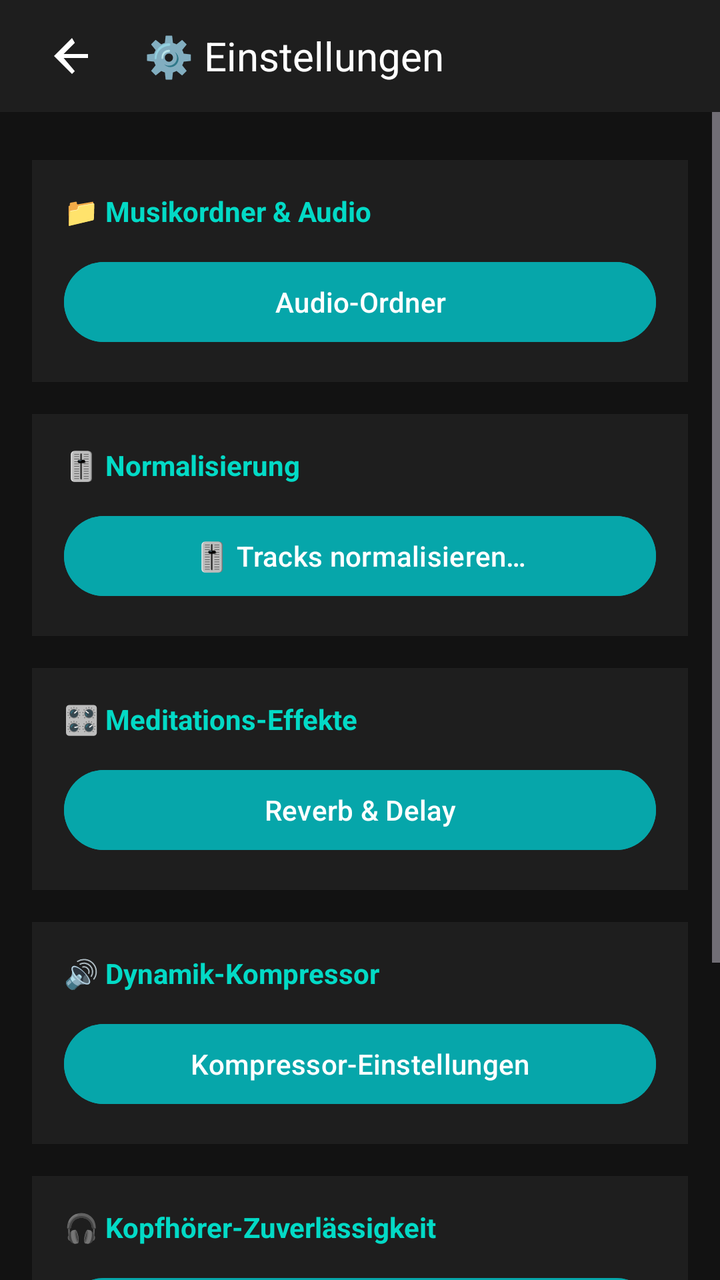
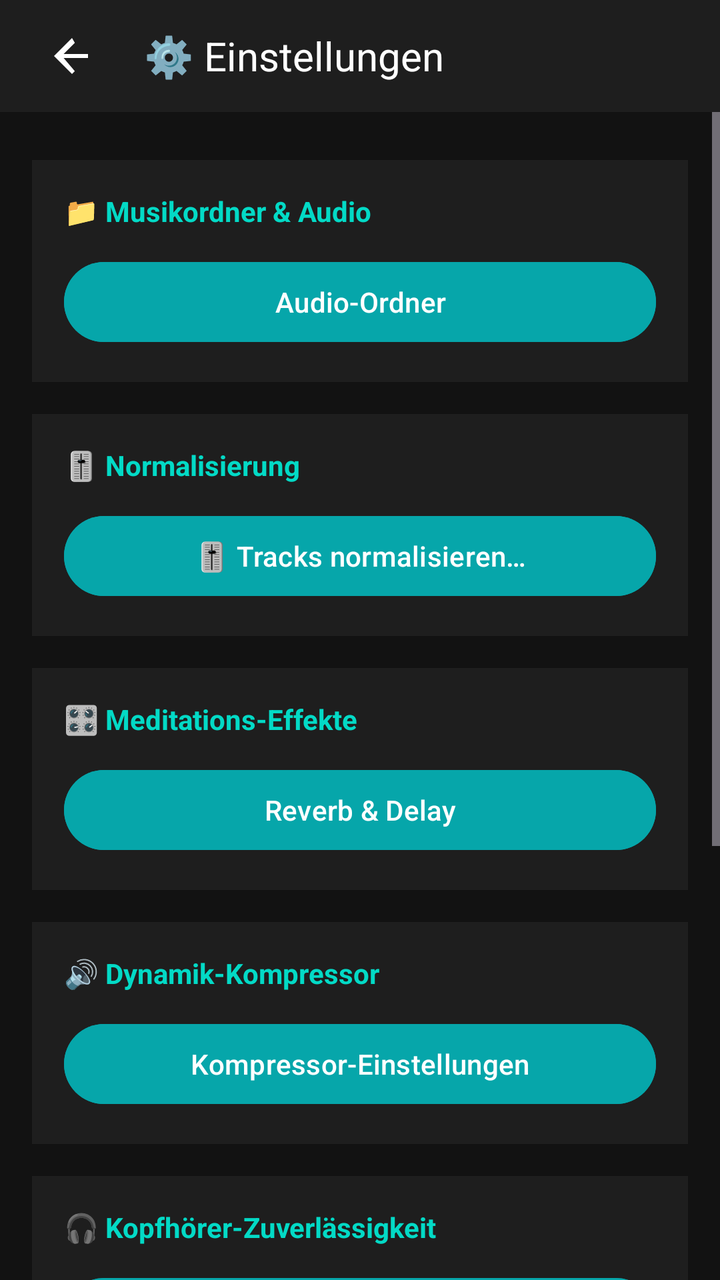

Two renders of the same Android screen: before a commit and after it. Below are the layout's source before the change and the commit's diff.
<!-- AndroidManifest.xml: application theme Theme.SleepPlayer -->
<!-- res/layout/activity_settings.xml -->
<?xml version="1.0" encoding="utf-8"?>
<LinearLayout xmlns:android="http://schemas.android.com/apk/res/android"
    android:layout_width="match_parent"
    android:layout_height="match_parent"
    android:orientation="vertical"
    android:background="@color/dark_background">

    
    <LinearLayout
        android:layout_width="match_parent"
        android:layout_height="56dp"
        android:orientation="horizontal"
        android:gravity="center_vertical"
        android:paddingStart="16dp"
        android:paddingEnd="16dp"
        android:background="@color/dark_surface">

        <ImageButton
            android:id="@+id/btnBack"
            android:layout_width="40dp"
            android:layout_height="40dp"
            android:src="@drawable/ic_back"
            android:scaleType="centerInside"
            android:contentDescription="@string/back"
            android:background="?attr/selectableItemBackgroundBorderless" />

        <TextView
            android:layout_width="0dp"
            android:layout_height="wrap_content"
            android:layout_weight="1"
            android:text="@string/settings_title"
            android:textSize="20sp"
            android:textColor="@color/white"
            android:paddingStart="16dp" />

    </LinearLayout>

    
    <ScrollView
        android:layout_width="match_parent"
        android:layout_height="0dp"
        android:layout_weight="1"
        android:fillViewport="true">

        <LinearLayout
            android:layout_width="match_parent"
            android:layout_height="wrap_content"
            android:orientation="vertical"
            android:padding="16dp">

            
            <LinearLayout
                android:layout_width="match_parent"
                android:layout_height="wrap_content"
                android:orientation="vertical"
                android:background="@color/dark_surface"
                android:padding="16dp"
                android:layout_marginBottom="16dp"
                android:layout_marginTop="8dp">

                <TextView
                    android:layout_width="match_parent"
                    android:layout_height="wrap_content"
                    android:text="📁 Musikordner &amp; Audio"
                    android:textColor="@color/teal_200"
                    android:textSize="14sp"
                    android:textStyle="bold"
                    android:paddingBottom="12dp" />

                <Button
                    android:id="@+id/btnFolderSelect"
                    android:layout_width="match_parent"
                    android:layout_height="48dp"
                    android:text="@string/settings_folder_title"
                    android:textColor="@color/white"
                    android:backgroundTint="@color/dark_accent" />

            </LinearLayout>

            
            <LinearLayout
                android:layout_width="match_parent"
                android:layout_height="wrap_content"
                android:orientation="vertical"
                android:background="@color/dark_surface"
                android:padding="16dp"
                android:layout_marginBottom="16dp">

                <TextView
                    android:layout_width="match_parent"
                    android:layout_height="wrap_content"
                    android:text="🎚️ Normalisierung"
                    android:textColor="@color/teal_200"
                    android:textSize="14sp"
                    android:textStyle="bold"
                    android:paddingBottom="12dp" />

                <Button
                    android:id="@+id/btnNormalization"
                    android:layout_width="match_parent"
                    android:layout_height="48dp"
                    android:text="@string/norm_menu_normalize"
                    android:textColor="@color/white"
                    android:backgroundTint="@color/dark_accent" />

            </LinearLayout>

            
            <LinearLayout
                android:layout_width="match_parent"
                android:layout_height="wrap_content"
                android:orientation="vertical"
                android:background="@color/dark_surface"
                android:padding="16dp"
                android:layout_marginBottom="16dp">

                <TextView
                    android:layout_width="match_parent"
                    android:layout_height="wrap_content"
                    android:text="🎛️ Meditations-Effekte"
                    android:textColor="@color/teal_200"
                    android:textSize="14sp"
                    android:textStyle="bold"
                    android:paddingBottom="12dp" />

                <Button
                    android:id="@+id/btnMeditationEffects"
                    android:layout_width="match_parent"
                    android:layout_height="48dp"
                    android:text="Reverb &amp; Delay"
                    android:textColor="@color/white"
                    android:backgroundTint="@color/dark_accent" />

            </LinearLayout>

            
            <LinearLayout
                android:layout_width="match_parent"
                android:layout_height="wrap_content"
                android:orientation="vertical"
                android:background="@color/dark_surface"
                android:padding="16dp"
                android:layout_marginBottom="16dp">

                <TextView
                    android:layout_width="match_parent"
                    android:layout_height="wrap_content"
                    android:text="🔊 Dynamik-Kompressor"
                    android:textColor="@color/teal_200"
                    android:textSize="14sp"
                    android:textStyle="bold"
                    android:paddingBottom="12dp" />

                <Button
                    android:id="@+id/btnCompressor"
                    android:layout_width="match_parent"
                    android:layout_height="48dp"
                    android:text="Kompressor-Einstellungen"
                    android:textColor="@color/white"
                    android:backgroundTint="@color/dark_accent" />

            </LinearLayout>

            
            <LinearLayout
                android:layout_width="match_parent"
                android:layout_height="wrap_content"
                android:orientation="vertical"
                android:background="@color/dark_surface"
                android:padding="16dp"
                android:layout_marginBottom="16dp">

                <TextView
                    android:layout_width="match_parent"
                    android:layout_height="wrap_content"
                    android:text="@string/battery_opt_title"
                    android:textColor="@color/teal_200"
                    android:textSize="14sp"
                    android:textStyle="bold"
                    android:paddingBottom="12dp" />

                <Button
                    android:id="@+id/btnBatteryOptimization"
                    android:layout_width="match_parent"
                    android:layout_height="48dp"
                    android:text="@string/battery_opt_button"
                    android:textColor="@color/white"
                    android:backgroundTint="@color/dark_accent" />

            </LinearLayout>

            
            <LinearLayout
                android:layout_width="match_parent"
                android:layout_height="wrap_content"
                android:orientation="vertical"
                android:background="@color/dark_surface"
                android:padding="16dp"
                android:layout_marginBottom="16dp">

                <TextView
                    android:layout_width="match_parent"
                    android:layout_height="wrap_content"
                    android:text="📋 Debug Logs"
                    android:textColor="@color/teal_200"
                    android:textSize="14sp"
                    android:textStyle="bold"
                    android:paddingBottom="12dp" />

                <Button
                    android:id="@+id/btnLogs"
                    android:layout_width="match_parent"
                    android:layout_height="48dp"
                    android:text="Logs anzeigen &amp; teilen"
                    android:textColor="@color/white"
                    android:backgroundTint="@color/dark_accent" />

            </LinearLayout>

        </LinearLayout>

    </ScrollView>

</LinearLayout>
<!-- resources referenced by this layout -->
<resources>
  <color name="dark_accent">#FF06A6AA</color>
  <color name="dark_background">#FF121212</color>
  <color name="dark_surface">#FF1E1E1E</color>
  <color name="teal_200">#03DAC6</color>
  <color name="white">#FFFFFFFF</color>
  <!-- drawable ic_back (drawable) -->
  <?xml version="1.0" encoding="utf-8"?>
  <vector xmlns:android="http://schemas.android.com/apk/res/android"
      android:width="24dp"
      android:height="24dp"
      android:viewportWidth="24"
      android:viewportHeight="24">
      <path
          android:fillColor="#FFFFFF"
          android:pathData="M20,11H7.83l5.59,-5.59L12,3l-9,9 9,9 1.41,-1.41L7.83,13H20v-2z" />
  </vector>
  <string name="back">Zurück</string>
  <string name="battery_opt_button">Akku-Optimierung prüfen</string>
  <string name="battery_opt_title">🎧 Kopfhörer-Zuverlässigkeit</string>
  <string name="norm_menu_normalize">🎚️ Tracks normalisieren…</string>
  <string name="settings_folder_title">Audio-Ordner</string>
  <string name="settings_title">⚙️ Einstellungen</string>
  <style name="Theme.SleepPlayer" parent="Theme.Material3.Dark.NoActionBar">
          <item name="colorPrimary">#BB86FC</item>
          <item name="colorPrimaryVariant">#3700B3</item>
          <item name="colorOnPrimary">#000000</item>
          <item name="colorSecondary">#03DAC6</item>
          <item name="colorSecondaryVariant">#018786</item>
          <item name="colorOnSecondary">#000000</item>
          <item name="android:colorBackground">#121212</item>
          <item name="colorOnBackground">#FFFFFF</item>
          <item name="colorSurface">#1E1E1E</item>
          <item name="colorOnSurface">#FFFFFF</item>
      </style>
</resources>

<!-- the commit's change to res/layout/activity_settings.xml (unified diff, before → after) -->
@@ -201,6 +201,34 @@
                 <TextView
                     android:layout_width="match_parent"
                     android:layout_height="wrap_content"
+                    android:text="🔇 Audioausgabe stummschalten"
+                    android:textColor="@color/teal_200"
+                    android:textSize="14sp"
+                    android:textStyle="bold"
+                    android:paddingBottom="12dp" />
+
+                <Button
+                    android:id="@+id/btnAudioOutputSuppress"
+                    android:layout_width="match_parent"
+                    android:layout_height="48dp"
+                    android:text="Ausgabegeräte wählen"
+                    android:textColor="@color/white"
+                    android:backgroundTint="@color/dark_accent" />
+
+            </LinearLayout>
+
+            
+            <LinearLayout
+                android:layout_width="match_parent"
+                android:layout_height="wrap_content"
+                android:orientation="vertical"
+                android:background="@color/dark_surface"
+                android:padding="16dp"
+                android:layout_marginBottom="16dp">
+
+                <TextView
+                    android:layout_width="match_parent"
+                    android:layout_height="wrap_content"
                     android:text="📋 Debug Logs"
                     android:textColor="@color/teal_200"
                     android:textSize="14sp"
